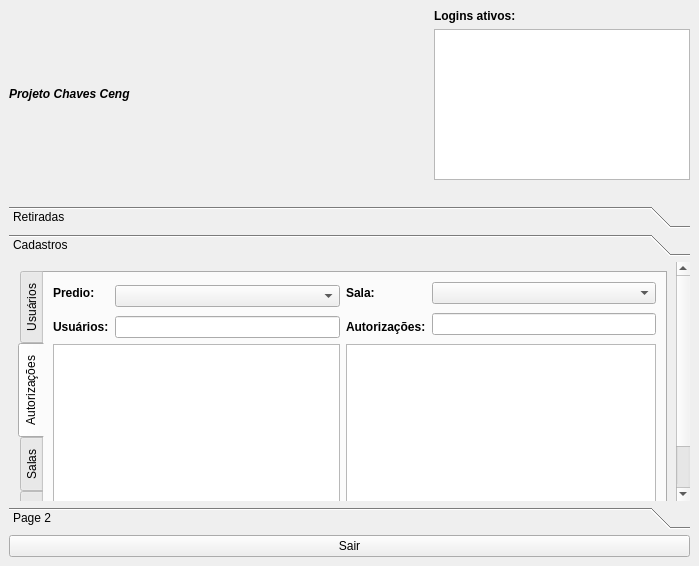
walkermarcos/Chaves, file nivel2.ui: the form before one commit.
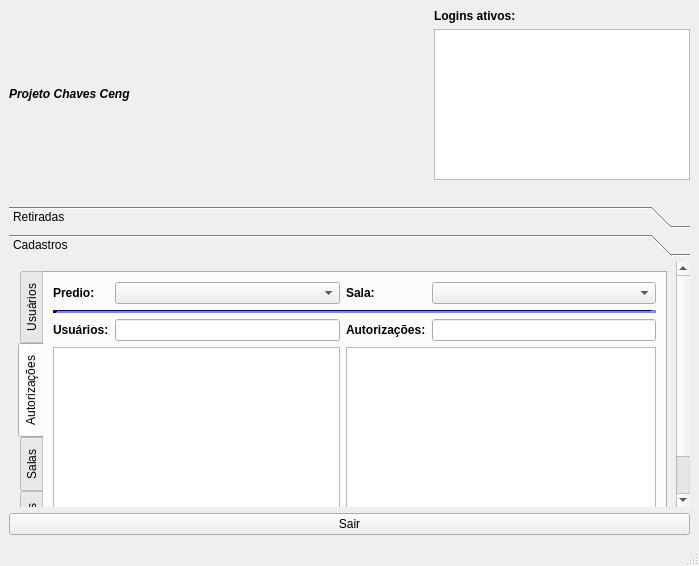
The form after the commit. The open tabs and pages were chosen to show the change. Icons and pictures are not drawn.

```diff
--- a/nivel2.ui
+++ b/nivel2.ui
@@ -262,7 +262,7 @@
        <property name="geometry">
         <rect>
          <x>0</x>
-         <y>0</y>
+         <y>-72</y>
          <width>667</width>
          <height>295</height>
         </rect>
@@ -404,9 +404,6 @@
             <string>Autorizações</string>
            </attribute>
            <layout class="QGridLayout" name="gridLayout_5">
-            <property name="sizeConstraint">
-             <enum>QLayout::SetMinimumSize</enum>
-            </property>
             <item row="0" column="0">
              <widget class="QLabel" name="label_8">
               <property name="font">
@@ -420,7 +417,7 @@
               </property>
              </widget>
             </item>
-            <item row="0" column="1" rowspan="2">
+            <item row="0" column="1">
              <widget class="QComboBox" name="comboBox_5"/>
             </item>
             <item row="0" column="2">
@@ -439,8 +436,430 @@
             <item row="0" column="3">
              <widget class="QComboBox" name="comboBox_6"/>
             </item>
-            <item row="1" column="3" rowspan="2">
-             <widget class="QLineEdit" name="lineEdit_4"/>
+            <item row="1" column="0" colspan="4">
+             <widget class="Line" name="line_3">
+              <property name="palette">
+               <palette>
+                <active>
+                 <colorrole role="WindowText">
+                  <brush brushstyle="SolidPattern">
+                   <color alpha="255">
+                    <red>0</red>
+                    <green>0</green>
+                    <blue>0</blue>
+                   </color>
+                  </brush>
+                 </colorrole>
+                 <colorrole role="Button">
+                  <brush brushstyle="SolidPattern">
+                   <color alpha="255">
+                    <red>0</red>
+                    <green>0</green>
+                    <blue>255</blue>
+                   </color>
+                  </brush>
+                 </colorrole>
+                 <colorrole role="Light">
+                  <brush brushstyle="SolidPattern">
+                   <color alpha="255">
+                    <red>127</red>
+                    <green>127</green>
+                    <blue>255</blue>
+                   </color>
+                  </brush>
+                 </colorrole>
+                 <colorrole role="Midlight">
+                  <brush brushstyle="SolidPattern">
+                   <color alpha="255">
+                    <red>63</red>
+                    <green>63</green>
+                    <blue>255</blue>
+                   </color>
+                  </brush>
+                 </colorrole>
+                 <colorrole role="Dark">
+                  <brush brushstyle="SolidPattern">
+                   <color alpha="255">
+                    <red>0</red>
+                    <green>0</green>
+                    <blue>127</blue>
+                   </color>
+                  </brush>
+                 </colorrole>
+                 <colorrole role="Mid">
+                  <brush brushstyle="SolidPattern">
+                   <color alpha="255">
+                    <red>0</red>
+                    <green>0</green>
+                    <blue>170</blue>
+                   </color>
+                  </brush>
+                 </colorrole>
+                 <colorrole role="Text">
+                  <brush brushstyle="SolidPattern">
+                   <color alpha="255">
+                    <red>0</red>
+                    <green>0</green>
+                    <blue>0</blue>
+                   </color>
+                  </brush>
+                 </colorrole>
+                 <colorrole role="BrightText">
+                  <brush brushstyle="SolidPattern">
+                   <color alpha="255">
+                    <red>255</red>
+                    <green>255</green>
+                    <blue>255</blue>
+                   </color>
+                  </brush>
+                 </colorrole>
+                 <colorrole role="ButtonText">
+                  <brush brushstyle="SolidPattern">
+                   <color alpha="255">
+                    <red>0</red>
+                    <green>0</green>
+                    <blue>0</blue>
+                   </color>
+                  </brush>
+                 </colorrole>
+                 <colorrole role="Base">
+                  <brush brushstyle="SolidPattern">
+                   <color alpha="255">
+                    <red>255</red>
+                    <green>255</green>
+                    <blue>255</blue>
+                   </color>
+                  </brush>
+                 </colorrole>
+                 <colorrole role="Window">
+                  <brush brushstyle="SolidPattern">
+                   <color alpha="255">
+                    <red>0</red>
+                    <green>0</green>
+                    <blue>255</blue>
+                   </color>
+                  </brush>
+                 </colorrole>
+                 <colorrole role="Shadow">
+                  <brush brushstyle="SolidPattern">
+                   <color alpha="255">
+                    <red>0</red>
+                    <green>0</green>
+                    <blue>0</blue>
+                   </color>
+                  </brush>
+                 </colorrole>
+                 <colorrole role="AlternateBase">
+                  <brush brushstyle="SolidPattern">
+                   <color alpha="255">
+                    <red>127</red>
+                    <green>127</green>
+                    <blue>255</blue>
+                   </color>
+                  </brush>
+                 </colorrole>
+                 <colorrole role="ToolTipBase">
+                  <brush brushstyle="SolidPattern">
+                   <color alpha="255">
+                    <red>255</red>
+                    <green>255</green>
+                    <blue>220</blue>
+                   </color>
+                  </brush>
+                 </colorrole>
+                 <colorrole role="ToolTipText">
+                  <brush brushstyle="SolidPattern">
+                   <color alpha="255">
+                    <red>0</red>
+                    <green>0</green>
+                    <blue>0</blue>
+                   </color>
+                  </brush>
+                 </colorrole>
+                </active>
+                <inactive>
+                 <colorrole role="WindowText">
+                  <brush brushstyle="SolidPattern">
+                   <color alpha="255">
+                    <red>0</red>
+                    <green>0</green>
+                    <blue>0</blue>
+                   </color>
+                  </brush>
+                 </colorrole>
+                 <colorrole role="Button">
+                  <brush brushstyle="SolidPattern">
+                   <color alpha="255">
+                    <red>0</red>
+                    <green>0</green>
+                    <blue>255</blue>
+                   </color>
+                  </brush>
+                 </colorrole>
+                 <colorrole role="Light">
+                  <brush brushstyle="SolidPattern">
+                   <color alpha="255">
+                    <red>127</red>
+                    <green>127</green>
+                    <blue>255</blue>
+                   </color>
+                  </brush>
+                 </colorrole>
+                 <colorrole role="Midlight">
+                  <brush brushstyle="SolidPattern">
+                   <color alpha="255">
+                    <red>63</red>
+                    <green>63</green>
+                    <blue>255</blue>
+                   </color>
+                  </brush>
+                 </colorrole>
+                 <colorrole role="Dark">
+                  <brush brushstyle="SolidPattern">
+                   <color alpha="255">
+                    <red>0</red>
+                    <green>0</green>
+                    <blue>127</blue>
+                   </color>
+                  </brush>
+                 </colorrole>
+                 <colorrole role="Mid">
+                  <brush brushstyle="SolidPattern">
+                   <color alpha="255">
+                    <red>0</red>
+                    <green>0</green>
+                    <blue>170</blue>
+                   </color>
+                  </brush>
+                 </colorrole>
+                 <colorrole role="Text">
+                  <brush brushstyle="SolidPattern">
+                   <color alpha="255">
+                    <red>0</red>
+                    <green>0</green>
+                    <blue>0</blue>
+                   </color>
+                  </brush>
+                 </colorrole>
+                 <colorrole role="BrightText">
+                  <brush brushstyle="SolidPattern">
+                   <color alpha="255">
+                    <red>255</red>
+                    <green>255</green>
+                    <blue>255</blue>
+                   </color>
+                  </brush>
+                 </colorrole>
+                 <colorrole role="ButtonText">
+                  <brush brushstyle="SolidPattern">
+                   <color alpha="255">
+                    <red>0</red>
+                    <green>0</green>
+                    <blue>0</blue>
+                   </color>
+                  </brush>
+                 </colorrole>
+                 <colorrole role="Base">
+                  <brush brushstyle="SolidPattern">
+                   <color alpha="255">
+                    <red>255</red>
+                    <green>255</green>
+                    <blue>255</blue>
+                   </color>
+                  </brush>
+                 </colorrole>
+                 <colorrole role="Window">
+                  <brush brushstyle="SolidPattern">
+                   <color alpha="255">
+                    <red>0</red>
+                    <green>0</green>
+                    <blue>255</blue>
+                   </color>
+                  </brush>
+                 </colorrole>
+                 <colorrole role="Shadow">
+                  <brush brushstyle="SolidPattern">
+                   <color alpha="255">
+                    <red>0</red>
+                    <green>0</green>
+                    <blue>0</blue>
+                   </color>
+                  </brush>
+                 </colorrole>
+                 <colorrole role="AlternateBase">
+                  <brush brushstyle="SolidPattern">
+                   <color alpha="255">
+                    <red>127</red>
+                    <green>127</green>
+                    <blue>255</blue>
+                   </color>
+                  </brush>
+                 </colorrole>
+                 <colorrole role="ToolTipBase">
+                  <brush brushstyle="SolidPattern">
+                   <color alpha="255">
+                    <red>255</red>
+                    <green>255</green>
+                    <blue>220</blue>
+                   </color>
+                  </brush>
+                 </colorrole>
+                 <colorrole role="ToolTipText">
+                  <brush brushstyle="SolidPattern">
+                   <color alpha="255">
+                    <red>0</red>
+                    <green>0</green>
+                    <blue>0</blue>
+                   </color>
+                  </brush>
+                 </colorrole>
+                </inactive>
+                <disabled>
+                 <colorrole role="WindowText">
+                  <brush brushstyle="SolidPattern">
+                   <color alpha="255">
+                    <red>0</red>
+                    <green>0</green>
+                    <blue>127</blue>
+                   </color>
+                  </brush>
+                 </colorrole>
+                 <colorrole role="Button">
+                  <brush brushstyle="SolidPattern">
+                   <color alpha="255">
+                    <red>0</red>
+                    <green>0</green>
+                    <blue>255</blue>
+                   </color>
+                  </brush>
+                 </colorrole>
+                 <colorrole role="Light">
+                  <brush brushstyle="SolidPattern">
+                   <color alpha="255">
+                    <red>127</red>
+                    <green>127</green>
+                    <blue>255</blue>
+                   </color>
+                  </brush>
+                 </colorrole>
+                 <colorrole role="Midlight">
+                  <brush brushstyle="SolidPattern">
+                   <color alpha="255">
+                    <red>63</red>
+                    <green>63</green>
+                    <blue>255</blue>
+                   </color>
+                  </brush>
+                 </colorrole>
+                 <colorrole role="Dark">
+                  <brush brushstyle="SolidPattern">
+                   <color alpha="255">
+                    <red>0</red>
+                    <green>0</green>
+                    <blue>127</blue>
+                   </color>
+                  </brush>
+                 </colorrole>
+                 <colorrole role="Mid">
+                  <brush brushstyle="SolidPattern">
+                   <color alpha="255">
+                    <red>0</red>
+                    <green>0</green>
+                    <blue>170</blue>
+                   </color>
+                  </brush>
+                 </colorrole>
+                 <colorrole role="Text">
+                  <brush brushstyle="SolidPattern">
+                   <color alpha="255">
+                    <red>0</red>
+                    <green>0</green>
+                    <blue>127</blue>
+                   </color>
+                  </brush>
+                 </colorrole>
+                 <colorrole role="BrightText">
+                  <brush brushstyle="SolidPattern">
+                   <color alpha="255">
+                    <red>255</red>
+                    <green>255</green>
+                    <blue>255</blue>
+                   </color>
+                  </brush>
+                 </colorrole>
+                 <colorrole role="ButtonText">
+                  <brush brushstyle="SolidPattern">
+                   <color alpha="255">
+                    <red>0</red>
+                    <green>0</green>
+                    <blue>127</blue>
+                   </color>
+                  </brush>
+                 </colorrole>
+                 <colorrole role="Base">
+                  <brush brushstyle="SolidPattern">
+                   <color alpha="255">
+                    <red>0</red>
+                    <green>0</green>
+                    <blue>255</blue>
+                   </color>
+                  </brush>
+                 </colorrole>
+                 <colorrole role="Window">
+                  <brush brushstyle="SolidPattern">
+                   <color alpha="255">
+                    <red>0</red>
+                    <green>0</green>
+                    <blue>255</blue>
+                   </color>
+                  </brush>
+                 </colorrole>
+                 <colorrole role="Shadow">
+                  <brush brushstyle="SolidPattern">
+                   <color alpha="255">
+                    <red>0</red>
+                    <green>0</green>
+                    <blue>0</blue>
+                   </color>
+                  </brush>
+                 </colorrole>
+                 <colorrole role="AlternateBase">
+                  <brush brushstyle="SolidPattern">
+                   <color alpha="255">
+                    <red>0</red>
+                    <green>0</green>
+                    <blue>255</blue>
+                   </color>
+                  </brush>
+                 </colorrole>
+                 <colorrole role="ToolTipBase">
+                  <brush brushstyle="SolidPattern">
+                   <color alpha="255">
+                    <red>255</red>
+                    <green>255</green>
+                    <blue>220</blue>
+                   </color>
+                  </brush>
+                 </colorrole>
+                 <colorrole role="ToolTipText">
+                  <brush brushstyle="SolidPattern">
+                   <color alpha="255">
+                    <red>0</red>
+                    <green>0</green>
+                    <blue>0</blue>
+                   </color>
+                  </brush>
+                 </colorrole>
+                </disabled>
+               </palette>
+              </property>
+              <property name="lineWidth">
+               <number>5</number>
+              </property>
+              <property name="orientation">
+               <enum>Qt::Horizontal</enum>
+              </property>
+             </widget>
             </item>
             <item row="2" column="0">
              <widget class="QLabel" name="label_10">
@@ -471,6 +890,9 @@
               </property>
              </widget>
             </item>
+            <item row="2" column="3">
+             <widget class="QLineEdit" name="lineEdit_4"/>
+            </item>
             <item row="3" column="0" colspan="2">
              <widget class="QListWidget" name="listWidget_2">
               <property name="sizePolicy">
@@ -1684,19 +2106,6 @@
         </item>
        </layout>
       </widget>
-      <widget class="QWidget" name="page_2">
-       <property name="geometry">
-        <rect>
-         <x>0</x>
-         <y>0</y>
-         <width>681</width>
-         <height>216</height>
-        </rect>
-       </property>
-       <attribute name="label">
-        <string>Page 2</string>
-       </attribute>
-      </widget>
      </widget>
     </item>
     <item row="4" column="0" colspan="2">
@@ -1708,6 +2117,133 @@
     </item>
    </layout>
   </widget>
+  <widget class="QStatusBar" name="statusBar">
+   <property name="palette">
+    <palette>
+     <active>
+      <colorrole role="WindowText">
+       <brush brushstyle="SolidPattern">
+        <color alpha="255">
+         <red>0</red>
+         <green>0</green>
+         <blue>255</blue>
+        </color>
+       </brush>
+      </colorrole>
+      <colorrole role="Text">
+       <brush brushstyle="SolidPattern">
+        <color alpha="255">
+         <red>0</red>
+         <green>0</green>
+         <blue>255</blue>
+        </color>
+       </brush>
+      </colorrole>
+      <colorrole role="ButtonText">
+       <brush brushstyle="SolidPattern">
+        <color alpha="255">
+         <red>0</red>
+         <green>0</green>
+         <blue>255</blue>
+        </color>
+       </brush>
+      </colorrole>
+      <colorrole role="ToolTipText">
+       <brush brushstyle="SolidPattern">
+        <color alpha="255">
+         <red>0</red>
+         <green>0</green>
+         <blue>255</blue>
+        </color>
+       </brush>
+      </colorrole>
+     </active>
+     <inactive>
+      <colorrole role="WindowText">
+       <brush brushstyle="SolidPattern">
+        <color alpha="255">
+         <red>0</red>
+         <green>0</green>
+         <blue>255</blue>
+        </color>
+       </brush>
+      </colorrole>
+      <colorrole role="Text">
+       <brush brushstyle="SolidPattern">
+        <color alpha="255">
+         <red>0</red>
+         <green>0</green>
+         <blue>255</blue>
+        </color>
+       </brush>
+      </colorrole>
+      <colorrole role="ButtonText">
+       <brush brushstyle="SolidPattern">
+        <color alpha="255">
+         <red>0</red>
+         <green>0</green>
+         <blue>255</blue>
+        </color>
+       </brush>
+      </colorrole>
+      <colorrole role="ToolTipText">
+       <brush brushstyle="SolidPattern">
+        <color alpha="255">
+         <red>0</red>
+         <green>0</green>
+         <blue>255</blue>
+        </color>
+       </brush>
+      </colorrole>
+     </inactive>
+     <disabled>
+      <colorrole role="WindowText">
+       <brush brushstyle="SolidPattern">
+        <color alpha="255">
+         <red>123</red>
+         <green>123</green>
+         <blue>123</blue>
+        </color>
+       </brush>
+      </colorrole>
+      <colorrole role="Text">
+       <brush brushstyle="SolidPattern">
+        <color alpha="255">
+         <red>123</red>
+         <green>123</green>
+         <blue>123</blue>
+        </color>
+       </brush>
+      </colorrole>
+      <colorrole role="ButtonText">
+       <brush brushstyle="SolidPattern">
+        <color alpha="255">
+         <red>123</red>
+         <green>123</green>
+         <blue>123</blue>
+        </color>
+       </brush>
+      </colorrole>
+      <colorrole role="ToolTipText">
+       <brush brushstyle="SolidPattern">
+        <color alpha="255">
+         <red>0</red>
+         <green>0</green>
+         <blue>255</blue>
+        </color>
+       </brush>
+      </colorrole>
+     </disabled>
+    </palette>
+   </property>
+   <property name="font">
+    <font>
+     <pointsize>10</pointsize>
+     <weight>75</weight>
+     <bold>true</bold>
+    </font>
+   </property>
+  </widget>
  </widget>
  <resources>
   <include location="logo.qrc"/>
```
Left out of the diff: 4 changed lines with no effect on the pictures.
